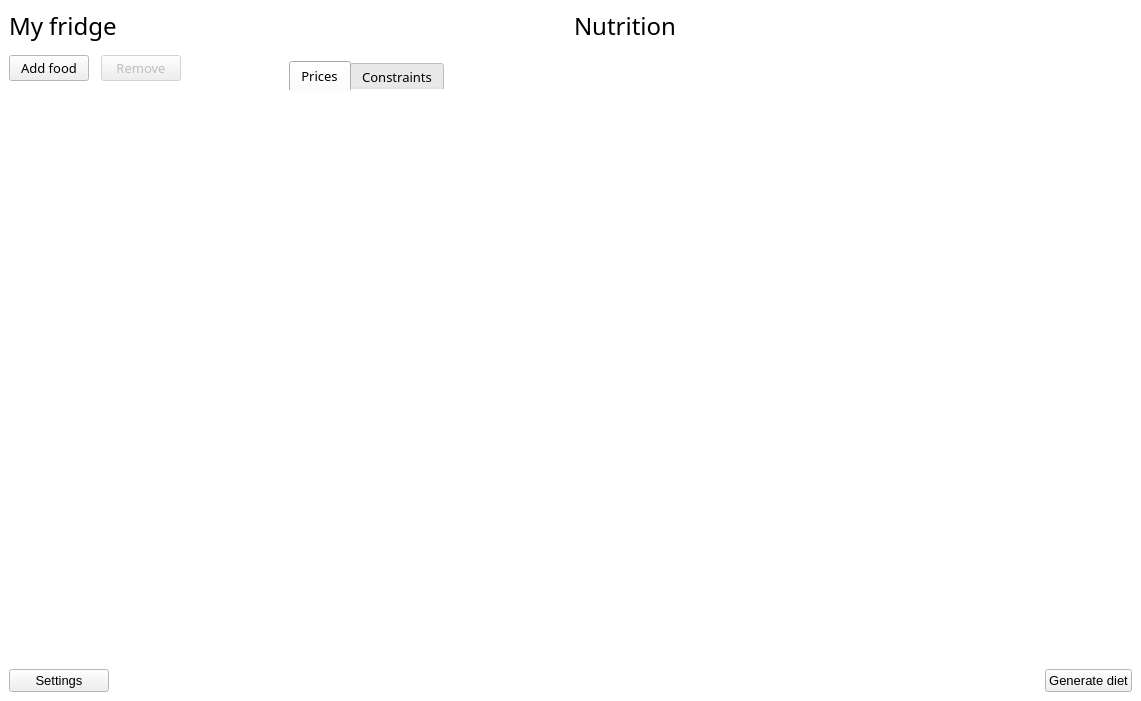
Before: the Qt Designer form ui_mainwindow.ui in josh-minch/spartan, drawn with Qt 5.
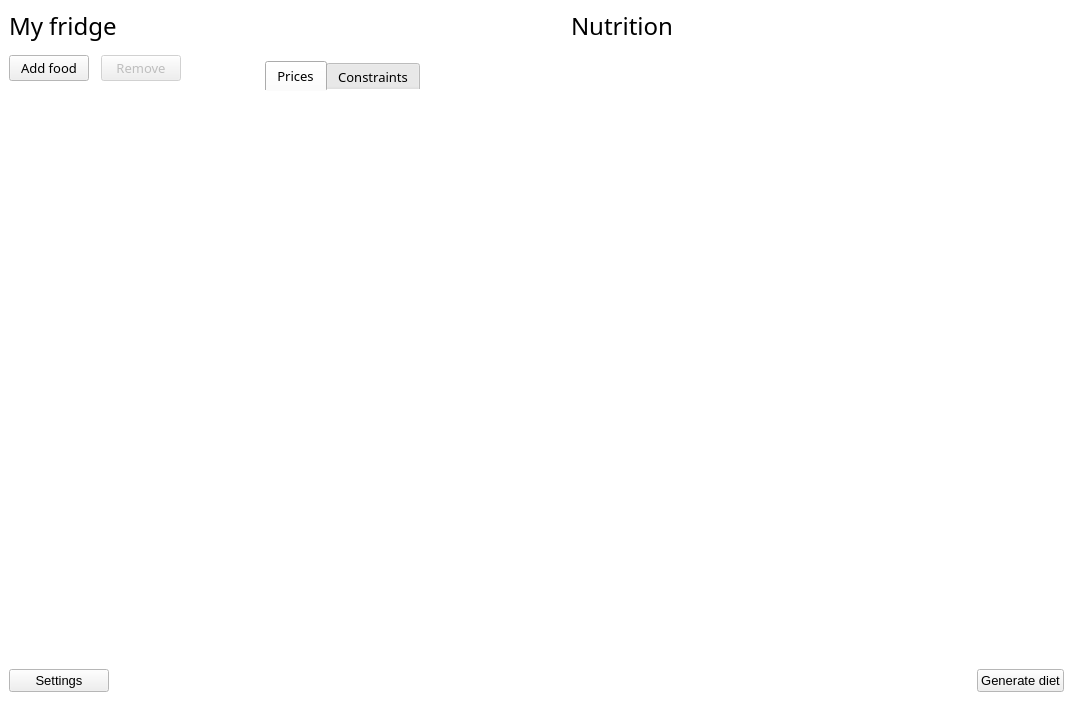
After: the same form once the commit is applied. Icons and pictures are not drawn.

Commit message: Add temp gui layout for debugging

```diff
--- a/ui_mainwindow.ui
+++ b/ui_mainwindow.ui
@@ -6,7 +6,7 @@
    <rect>
     <x>0</x>
     <y>0</y>
-    <width>1141</width>
+    <width>1073</width>
     <height>701</height>
    </rect>
   </property>
@@ -85,7 +85,7 @@
    </property>
    <layout class="QHBoxLayout" name="horizontalLayout_4">
     <item>
-     <layout class="QHBoxLayout" name="horizontalLayout_3">
+     <layout class="QHBoxLayout" name="horizontalLayout_3" stretch="1,0">
       <property name="spacing">
        <number>0</number>
       </property>
@@ -387,6 +387,12 @@
         </item>
         <item>
          <widget class="QTabWidget" name="tabWidget">
+          <property name="minimumSize">
+           <size>
+            <width>300</width>
+            <height>0</height>
+           </size>
+          </property>
           <property name="font">
            <font>
             <family>Segoe UI Semilight</family>
@@ -912,12 +918,278 @@
           <height>200</height>
          </size>
         </property>
+        <property name="palette">
+         <palette>
+          <active>
+           <colorrole role="WindowText">
+            <brush brushstyle="SolidPattern">
+             <color alpha="255">
+              <red>0</red>
+              <green>0</green>
+              <blue>0</blue>
+             </color>
+            </brush>
+           </colorrole>
+           <colorrole role="Button">
+            <brush brushstyle="SolidPattern">
+             <color alpha="255">
+              <red>255</red>
+              <green>255</green>
+              <blue>255</blue>
+             </color>
+            </brush>
+           </colorrole>
+           <colorrole role="Midlight">
+            <brush brushstyle="SolidPattern">
+             <color alpha="255">
+              <red>255</red>
+              <green>255</green>
+              <blue>255</blue>
+             </color>
+            </brush>
+           </colorrole>
+           <colorrole role="Dark">
+            <brush brushstyle="SolidPattern">
+             <color alpha="255">
+              <red>255</red>
+              <green>255</green>
+              <blue>255</blue>
+             </color>
+            </brush>
+           </colorrole>
+           <colorrole role="Mid">
+            <brush brushstyle="SolidPattern">
+             <color alpha="255">
+              <red>255</red>
+              <green>255</green>
+              <blue>255</blue>
+             </color>
+            </brush>
+           </colorrole>
+           <colorrole role="Text">
+            <brush brushstyle="SolidPattern">
+             <color alpha="255">
+              <red>0</red>
+              <green>0</green>
+              <blue>0</blue>
+             </color>
+            </brush>
+           </colorrole>
+           <colorrole role="ButtonText">
+            <brush brushstyle="SolidPattern">
+             <color alpha="255">
+              <red>0</red>
+              <green>0</green>
+              <blue>0</blue>
+             </color>
+            </brush>
+           </colorrole>
+           <colorrole role="Shadow">
+            <brush brushstyle="SolidPattern">
+             <color alpha="255">
+              <red>255</red>
+              <green>255</green>
+              <blue>255</blue>
+             </color>
+            </brush>
+           </colorrole>
+           <colorrole role="PlaceholderText">
+            <brush brushstyle="SolidPattern">
+             <color alpha="128">
+              <red>0</red>
+              <green>0</green>
+              <blue>0</blue>
+             </color>
+            </brush>
+           </colorrole>
+          </active>
+          <inactive>
+           <colorrole role="WindowText">
+            <brush brushstyle="SolidPattern">
+             <color alpha="255">
+              <red>0</red>
+              <green>0</green>
+              <blue>0</blue>
+             </color>
+            </brush>
+           </colorrole>
+           <colorrole role="Button">
+            <brush brushstyle="SolidPattern">
+             <color alpha="255">
+              <red>255</red>
+              <green>255</green>
+              <blue>255</blue>
+             </color>
+            </brush>
+           </colorrole>
+           <colorrole role="Midlight">
+            <brush brushstyle="SolidPattern">
+             <color alpha="255">
+              <red>255</red>
+              <green>255</green>
+              <blue>255</blue>
+             </color>
+            </brush>
+           </colorrole>
+           <colorrole role="Dark">
+            <brush brushstyle="SolidPattern">
+             <color alpha="255">
+              <red>255</red>
+              <green>255</green>
+              <blue>255</blue>
+             </color>
+            </brush>
+           </colorrole>
+           <colorrole role="Mid">
+            <brush brushstyle="SolidPattern">
+             <color alpha="255">
+              <red>255</red>
+              <green>255</green>
+              <blue>255</blue>
+             </color>
+            </brush>
+           </colorrole>
+           <colorrole role="Text">
+            <brush brushstyle="SolidPattern">
+             <color alpha="255">
+              <red>0</red>
+              <green>0</green>
+              <blue>0</blue>
+             </color>
+            </brush>
+           </colorrole>
+           <colorrole role="ButtonText">
+            <brush brushstyle="SolidPattern">
+             <color alpha="255">
+              <red>0</red>
+              <green>0</green>
+              <blue>0</blue>
+             </color>
+            </brush>
+           </colorrole>
+           <colorrole role="Shadow">
+            <brush brushstyle="SolidPattern">
+             <color alpha="255">
+              <red>255</red>
+              <green>255</green>
+              <blue>255</blue>
+             </color>
+            </brush>
+           </colorrole>
+           <colorrole role="PlaceholderText">
+            <brush brushstyle="SolidPattern">
+             <color alpha="128">
+              <red>0</red>
+              <green>0</green>
+              <blue>0</blue>
+             </color>
+            </brush>
+           </colorrole>
+          </inactive>
+          <disabled>
+           <colorrole role="WindowText">
+            <brush brushstyle="SolidPattern">
+             <color alpha="255">
+              <red>255</red>
+              <green>255</green>
+              <blue>255</blue>
+             </color>
+            </brush>
+           </colorrole>
+           <colorrole role="Button">
+            <brush brushstyle="SolidPattern">
+             <color alpha="255">
+              <red>255</red>
+              <green>255</green>
+              <blue>255</blue>
+             </color>
+            </brush>
+           </colorrole>
+           <colorrole role="Midlight">
+            <brush brushstyle="SolidPattern">
+             <color alpha="255">
+              <red>255</red>
+              <green>255</green>
+              <blue>255</blue>
+             </color>
+            </brush>
+           </colorrole>
+           <colorrole role="Dark">
+            <brush brushstyle="SolidPattern">
+             <color alpha="255">
+              <red>255</red>
+              <green>255</green>
+              <blue>255</blue>
+             </color>
+            </brush>
+           </colorrole>
+           <colorrole role="Mid">
+            <brush brushstyle="SolidPattern">
+             <color alpha="255">
+              <red>255</red>
+              <green>255</green>
+              <blue>255</blue>
+             </color>
+            </brush>
+           </colorrole>
+           <colorrole role="Text">
+            <brush brushstyle="SolidPattern">
+             <color alpha="255">
+              <red>255</red>
+              <green>255</green>
+              <blue>255</blue>
+             </color>
+            </brush>
+           </colorrole>
+           <colorrole role="ButtonText">
+            <brush brushstyle="SolidPattern">
+             <color alpha="255">
+              <red>255</red>
+              <green>255</green>
+              <blue>255</blue>
+             </color>
+            </brush>
+           </colorrole>
+           <colorrole role="Shadow">
+            <brush brushstyle="SolidPattern">
+             <color alpha="255">
+              <red>255</red>
+              <green>255</green>
+              <blue>255</blue>
+             </color>
+            </brush>
+           </colorrole>
+           <colorrole role="PlaceholderText">
+            <brush brushstyle="SolidPattern">
+             <color alpha="128">
+              <red>0</red>
+              <green>0</green>
+              <blue>0</blue>
+             </color>
+            </brush>
+           </colorrole>
+          </disabled>
+         </palette>
+        </property>
+        <property name="styleSheet">
+         <string notr="true">QHeaderView::section{
+	background-color: white;
+	border: 0px;
+}
+</string>
+        </property>
         <property name="frameShape">
          <enum>QFrame::NoFrame</enum>
         </property>
         <property name="showGrid">
          <bool>false</bool>
         </property>
+        <attribute name="horizontalHeaderVisible">
+         <bool>false</bool>
+        </attribute>
+        <attribute name="verticalHeaderVisible">
+         <bool>false</bool>
+        </attribute>
        </widget>
       </item>
       <item alignment="Qt::AlignRight">
```
The commit also changes 5 other files.
